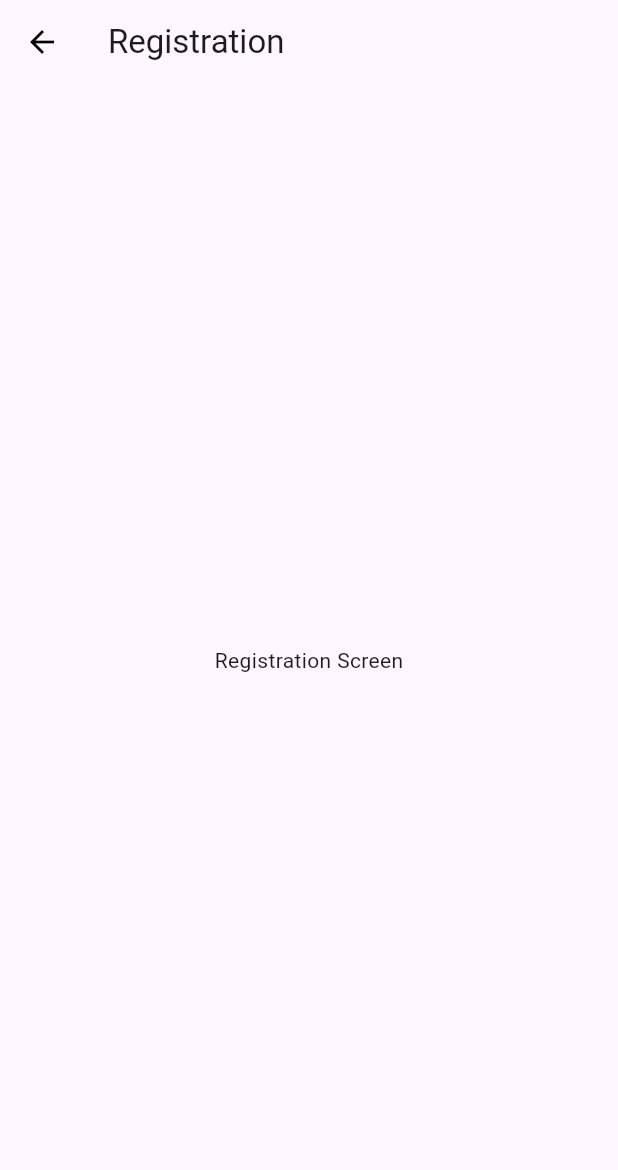
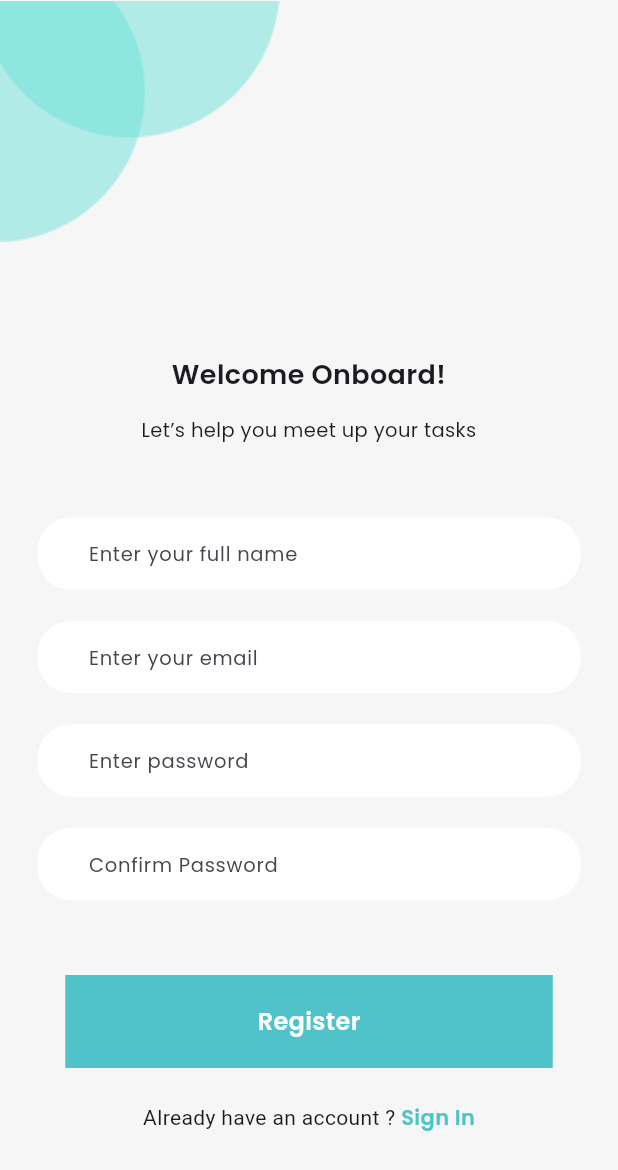
Before and after one commit to jasonwill0212/Todo-app, a Flutter app: the RegistrationScreen screen opened directly, on a phone screen of 412 x 824 dp. Shown: the top 1170 px of the screen. Run offline on Flutter 3.47's test engine with Material 3 defaults, Android fonts, the phone set to English and light mode, and no system bars; our stand-ins replace dotted_border; missing offline and left inert: animated_analog_clock.

Commit message:
registration_screen

```diff
--- a/lib/registration_screen.dart
+++ b/lib/registration_screen.dart
@@ -1,5 +1,7 @@
 import 'package:flutter/material.dart';
-import 'package:todo_app/main.dart';
+import 'package:todo_app/login_screen.dart';
+import 'package:todo_app/widgets/custom_button.dart';
+import 'package:todo_app/widgets/custom_text_field.dart';
 
 class RegistrationScreen extends StatefulWidget {
   const RegistrationScreen({super.key});
@@ -12,16 +14,111 @@ class _RegistrationScreenState extends State<RegistrationScreen> {
   @override
   Widget build(BuildContext context) {
     return Scaffold(
-      appBar: AppBar(
-        title: const Text('Registration'),
-        leading: IconButton(
-          onPressed: () {
-            Navigator.pop(context);
+      backgroundColor: Color(0XFFF6F6F6),
+      body:
+      Stack(
+        children: [
+
+              Positioned(
+      top: -109,
+      left: -99,
+      child: Image.asset(
+        'assets/images/shape.png',
+        width: 380,
+        height: 380,
+      ),
+    ),
+    Column(
+      children: [
+        const SizedBox(height: 237),
+        Align(
+          alignment: Alignment.center,
+          child:
+          Text("Welcome Onboard!",textAlign: TextAlign.center, style: TextStyle(fontFamily: 'Poppins',fontSize: 18,fontWeight: FontWeight.w600,),)
+        ),
+        const SizedBox(height:14),
+        Text
+        ("Let’s help you meet up your tasks",textAlign: TextAlign.center,style:TextStyle(fontFamily:'Poppins',fontSize:13,fontWeight:FontWeight.w400,)),
+        const SizedBox(height: 49,),
+        CustomTextField(hintText: "Enter your full name"),
+        const SizedBox(height: 21,),
+        CustomTextField(hintText: "Enter your email"),
+        const SizedBox(height: 21,),
+        CustomTextField(hintText: "Enter password",isPassword: true,),
+        const SizedBox(height: 21),
+        CustomTextField(hintText: "Confirm Password",isPassword: true),
+        const SizedBox(height: 50),
+        CustomButton(buttonText: "Register",
+        onTap: (){
+          Navigator.push(
+            context,
+            MaterialPageRoute(builder: (context) => const LoginScreen(),)
+
+          );
+        }),
+
+
+        const SizedBox(height: 23),
+
+
+
+        // TextField(
+
+        //   // textAlign: TextAlign.center,
+        //   decoration: InputDecoration(
+        //   contentPadding: EdgeInsets.symmetric(vertical: 5,horizontal: 30),
+        //   hintText: "Enter your full name",
+        //   hintStyle: const TextStyle(fontFamily: 'Poppins',fontWeight: FontWeight.w400,fontSize: 13),
+        //   border: OutlineInputBorder(borderRadius: BorderRadius.circular(22),
+        //   borderSide: BorderSide(color: Color(0XFFFFFFFF))),
+
+
+        //   ),
+        // )
+
+
+        // TextFormField(
+        //   decoration:
+        //   const
+        //   InputDecoration(
+        //   hintText: "Enter your full name",
+        //   hintStyle: TextStyle(fontFamily: 'Poppins',fontWeight: FontWeight.w400,fontSize: 13)),
+        //   Boder:
+        // )
+        Row(
+          mainAxisAlignment: MainAxisAlignment.center,
+          children: [
+
+            Text("Already have an account ? "),
+            InkWell(
+              onTap: () {
+                Navigator.push(
+                context,
+                MaterialPageRoute(
+                  builder: (context) => const LoginScreen(),
+              ),
+            );
           },
-          icon: Icon(Icons.arrow_back, color: Colors.black),
-        ),
-      ),
-      body: const Center(child: Text('Registration Screen')),
+
+
+
+            child:
+            Container(
+            child:
+            Text("Sign In",style: TextStyle(color: Color(0XFF50C2C9),fontFamily: 'Poppins',fontSize: 14,fontWeight:FontWeight.w600),),
+            )
+            )
+
+          ],
+        )
+      ],
+
+    )
+
+
+
+        ],
+      )
     );
   }
 }
--- /dev/null
+++ b/lib/widgets/custom_button.dart
@@ -0,0 +1,43 @@
+
+import 'package:flutter/material.dart';
+import 'package:flutter/widgets.dart';
+
+class CustomButton extends StatelessWidget {
+  final String buttonText;
+  final VoidCallback onTap;
+
+
+const CustomButton({
+  super.key,
+  required this.buttonText,
+  required this.onTap
+});
+
+
+@override
+  Widget build (BuildContext content){
+    return
+    GestureDetector(
+      onTap: onTap, // bắt sự kiện nhấn
+    child:
+    Container(
+
+            width: 325,
+            height: 62,
+            decoration: BoxDecoration(
+              color: const Color(0xFF50C2C9)
+            ),
+            alignment: Alignment.center,
+            child:Text(
+              buttonText,
+              style: TextStyle(
+                fontFamily: 'Poppins',
+                fontWeight: FontWeight.w600,
+                fontSize: 16,
+                color:Color.fromARGB(255, 255, 255, 255)
+              ),
+            ),
+          )
+          );
+  }
+  }
--- /dev/null
+++ b/lib/widgets/custom_text_field.dart
@@ -0,0 +1,42 @@
+import 'package:flutter/material.dart';
+
+class CustomTextField extends StatelessWidget {
+  final String hintText;
+  final TextEditingController? controller;
+  final TextInputType keyboardType;
+  final bool obscureText;
+  final bool isPassword;
+
+
+  const CustomTextField({
+    super.key,
+    required this.hintText,
+    this.controller,
+    this.keyboardType = TextInputType.text,
+    this.obscureText = false,
+    this.isPassword = false
+  });
+
+@override
+
+  Widget  build(BuildContext context){
+    return Padding(padding: const EdgeInsets.symmetric(vertical: 0,horizontal: 25),
+        child:
+        TextField(
+          obscureText: obscureText || isPassword,
+          // textAlign: TextAlign.center,
+          decoration: InputDecoration(
+          filled:true,
+          fillColor: Color.fromARGB(255, 255, 255, 255),
+          contentPadding: EdgeInsets.symmetric(vertical: 5,horizontal: 30),
+          hintText: hintText,
+          hintStyle: const TextStyle(fontFamily: 'Poppins',fontWeight: FontWeight.w400,fontSize: 13),
+          border: OutlineInputBorder(borderRadius: BorderRadius.circular(22),
+          borderSide: BorderSide.none),
+
+
+          ),
+        )
+        ,);
+  }
+}
--- a/pubspec.yaml
+++ b/pubspec.yaml
@@ -30,6 +30,8 @@ environment:
 dependencies:
   flutter:
     sdk: flutter
+  dotted_border: ^3.1.0
+  animated_analog_clock: ^0.2.2
 
   # The following adds the Cupertino Icons font to your application.
   # Use with the CupertinoIcons class for iOS style icons.
@@ -59,6 +61,7 @@ flutter:
   # To add assets to your application, add an assets section, like this:
   assets:
     - assets/images/
+    - assets/images/avatar.png
 
   # An image asset can refer to one or more resolution-specific "variants", see
   # https://flutter.dev/to/resolution-aware-images
```
Also changed, not shown: lib/dashboard_screen.dart (added, +102 -0 lines), lib/login_screen.dart (added, +148 -0 lines), lib/main.dart (+91 -61 lines), lib/widgets/Customclock.dart (added, +36 -0 lines), assets/images/avatar.png (added), assets/images/shape.png (added), assets/images/undraw_my_notifications_rjej.png (added), flutter_01.png (added), pubspec.lock, 7 other files.
